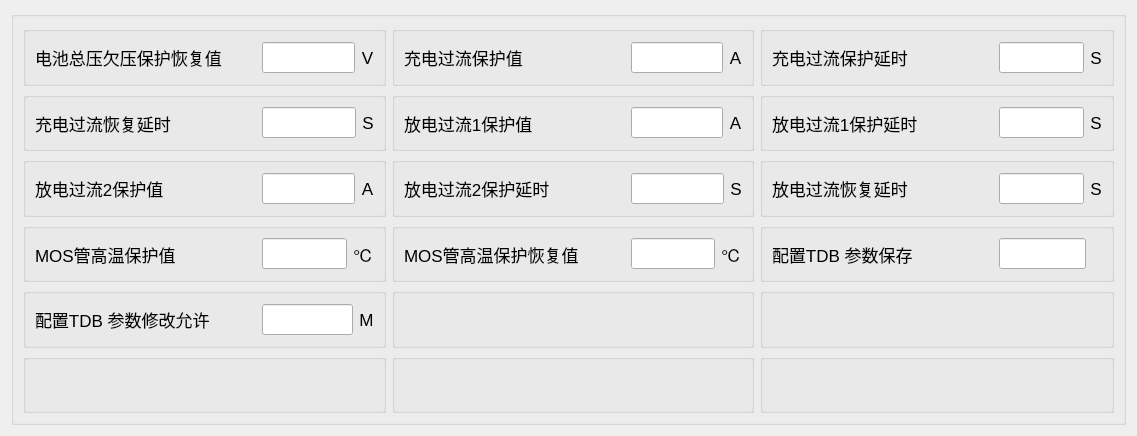
Qt form tformconfig2.ui (Curtain-Wang/TDB) before a commit.
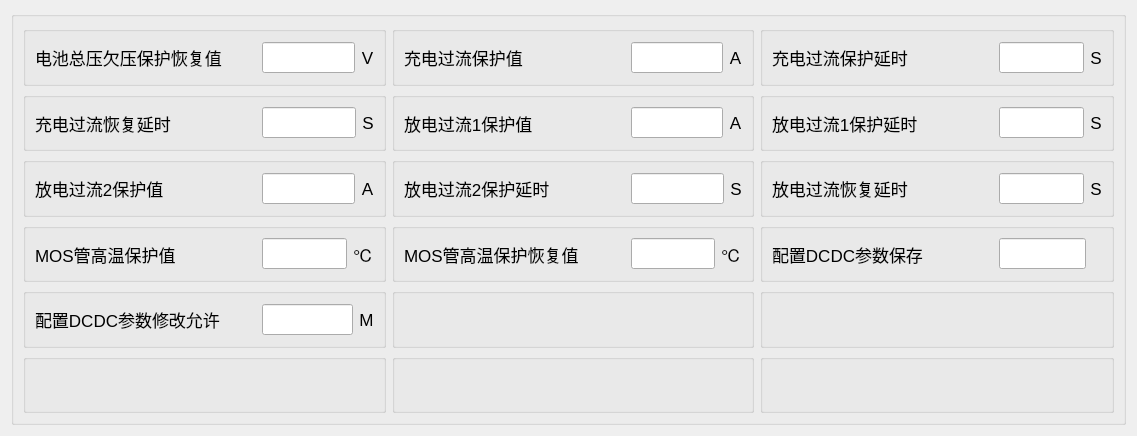
The same form after that commit. Custom widgets are drawn as their Qt base class.

Commit message: 1.TDB改成DCDC  2.调整报警框样式

Diff of the .ui file:
```diff
--- a/tformconfig2.ui
+++ b/tformconfig2.ui
@@ -744,7 +744,7 @@
             </font>
            </property>
            <property name="text">
-            <string>配置TDB 参数保存</string>
+            <string>配置DCDC参数保存</string>
            </property>
            <property name="alignment">
             <set>Qt::AlignLeading|Qt::AlignLeft|Qt::AlignVCenter</set>
@@ -808,7 +808,7 @@
             </font>
            </property>
            <property name="text">
-            <string>配置TDB 参数修改允许</string>
+            <string>配置DCDC参数修改允许</string>
            </property>
            <property name="alignment">
             <set>Qt::AlignLeading|Qt::AlignLeft|Qt::AlignVCenter</set>
```
The commit also changes 4 other files.
